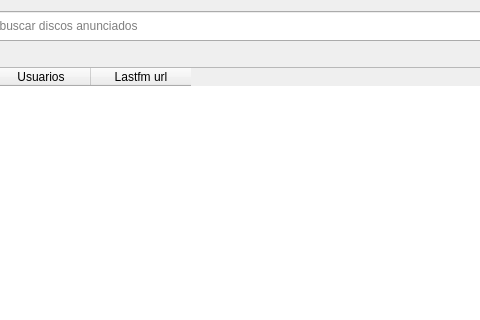
This is ui/muspy_releases_module.ui in volteret4/mfuz as Qt 5 draws it before an edit; both pictures show x 221 to 701 and y 0 to 320 of the 800 by 600 pixel window. The edited form follows.
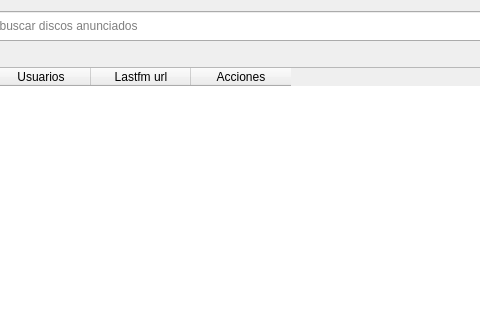
This is the edited form. Icons and pictures are not drawn.

Commit message: muspy tabla lastfm top artists faltan listeners

Patch:
```diff
--- a/ui/muspy_releases_module.ui
+++ b/ui/muspy_releases_module.ui
@@ -111,6 +111,11 @@
            <string>Lastfm url</string>
           </property>
          </column>
+         <column>
+          <property name="text">
+           <string>Acciones</string>
+          </property>
+         </column>
         </widget>
        </item>
       </layout>
```
The commit also changes 1 other file.
